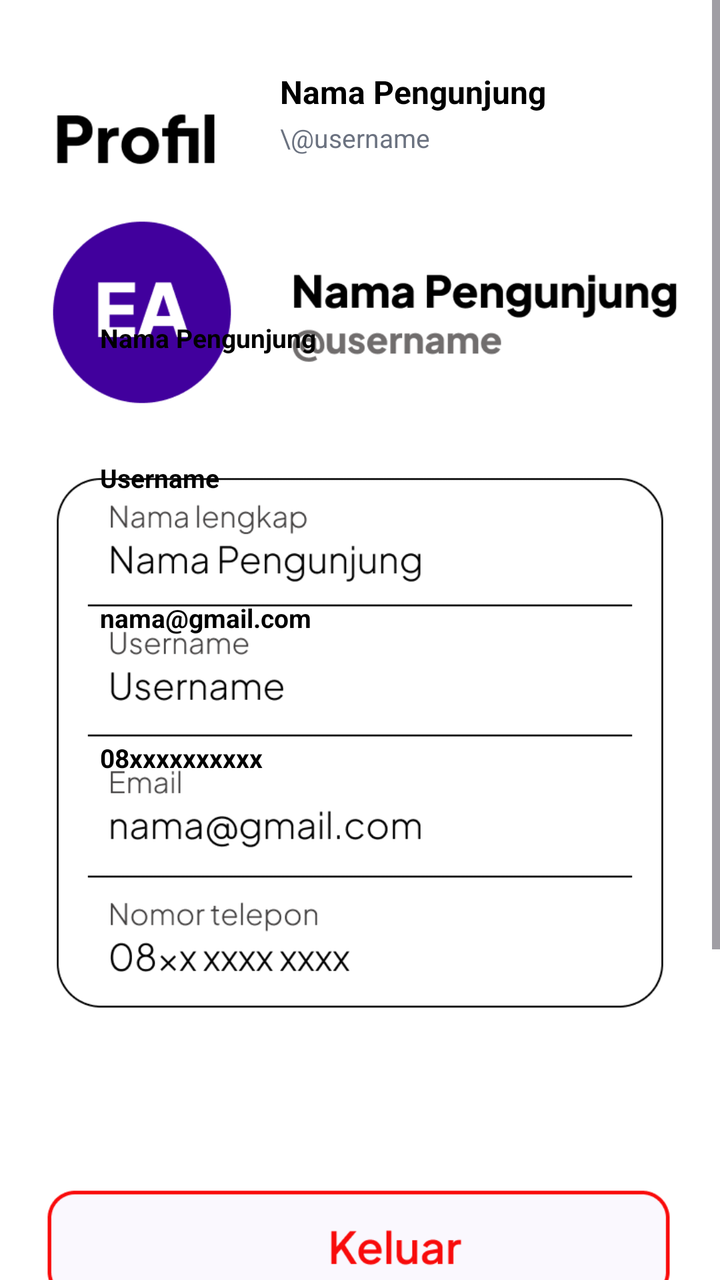
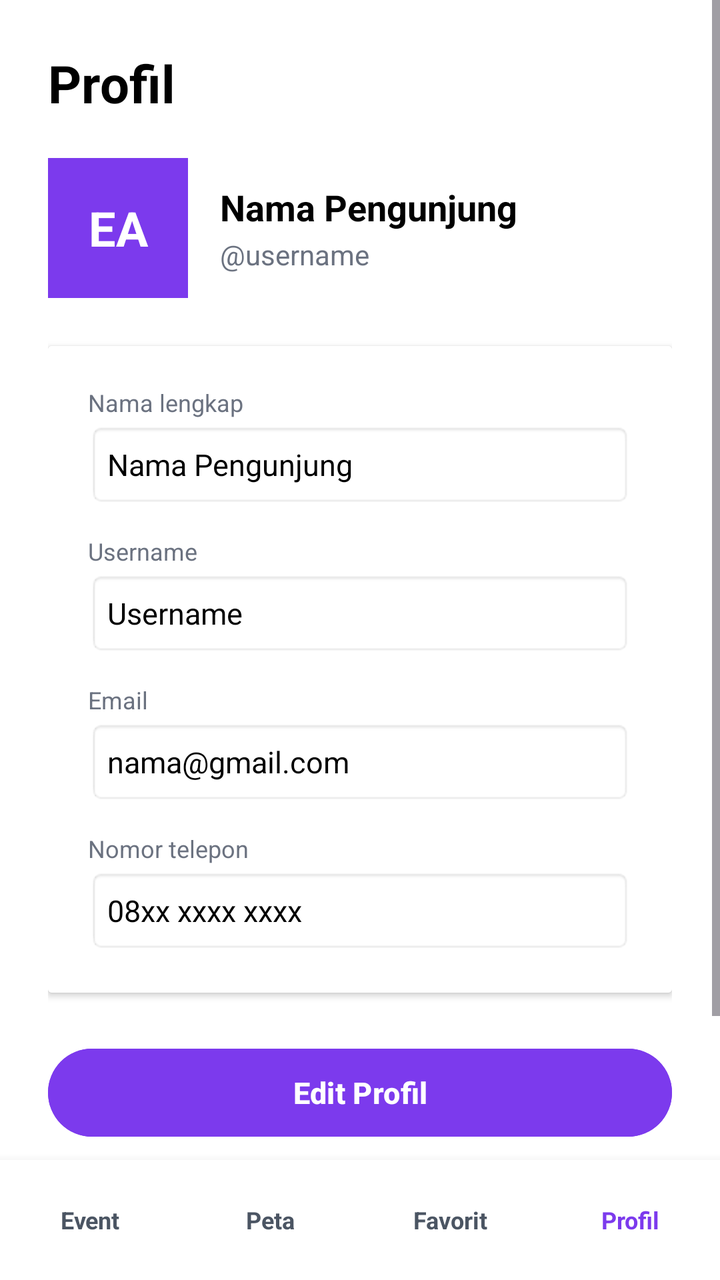

An Android layout rendered at two revisions. The XML below is the earlier revision; the diff shows what the commit changed to produce the second picture.
<!-- AndroidManifest.xml: application theme Theme.FestNav -->
<!-- res/layout/activity_profil.xml -->
<?xml version="1.0" encoding="utf-8"?>
<ScrollView
    xmlns:android="http://schemas.android.com/apk/res/android"
    xmlns:app="http://schemas.android.com/apk/res-auto"
    xmlns:tools="http://schemas.android.com/tools"
    android:layout_width="match_parent"
    android:layout_height="match_parent"
    android:fillViewport="true"
    android:scrollbars="vertical"
    android:background="#FFFFFF"
    tools:context=".Profil">

    <androidx.constraintlayout.widget.ConstraintLayout
        android:layout_width="match_parent"
        android:layout_height="wrap_content"
        android:paddingBottom="80dp">

        
        <ImageView
            android:id="@+id/imgBackgroundProfil"
            android:layout_width="0dp"
            android:layout_height="wrap_content"
            android:adjustViewBounds="true"
            android:scaleType="fitXY"
            android:src="@drawable/profil"
            app:layout_constraintTop_toTopOf="parent"
            app:layout_constraintStart_toStartOf="parent"
            app:layout_constraintEnd_toEndOf="parent" />

        
        <TextView
            android:id="@+id/tvNamaHeader"
            android:layout_width="0dp"
            android:layout_height="wrap_content"
            android:layout_marginStart="140dp"
            android:layout_marginEnd="28dp"
            android:layout_marginTop="35dp"
            android:text="Nama Pengunjung"
            android:textColor="#000000"
            android:textSize="16sp"
            android:textStyle="bold"
            app:layout_constraintTop_toTopOf="@id/imgBackgroundProfil"
            app:layout_constraintStart_toStartOf="parent"
            app:layout_constraintEnd_toEndOf="parent" />

        
        <TextView
            android:id="@+id/tvUsernameHeader"
            android:layout_width="0dp"
            android:layout_height="wrap_content"
            android:layout_marginStart="140dp"
            android:layout_marginEnd="28dp"
            android:layout_marginTop="60dp"
            android:text="\@username"
            android:textColor="#6B7280"
            android:textSize="13sp"
            app:layout_constraintTop_toTopOf="@id/imgBackgroundProfil"
            app:layout_constraintStart_toStartOf="parent"
            app:layout_constraintEnd_toEndOf="parent" />

        
        
        <TextView
            android:id="@+id/tvNamaLengkapVal"
            android:layout_width="0dp"
            android:layout_height="wrap_content"
            android:layout_marginStart="50dp"
            android:layout_marginEnd="50dp"
            android:layout_marginTop="160dp"
            android:text="Nama Pengunjung"
            android:textColor="#000000"
            android:textSize="13sp"
            android:textStyle="bold"
            app:layout_constraintTop_toTopOf="@id/imgBackgroundProfil"
            app:layout_constraintStart_toStartOf="parent"
            app:layout_constraintEnd_toEndOf="parent" />

        
        <TextView
            android:id="@+id/tvUsernameVal"
            android:layout_width="0dp"
            android:layout_height="wrap_content"
            android:layout_marginStart="50dp"
            android:layout_marginEnd="50dp"
            android:layout_marginTop="230dp"
            android:text="Username"
            android:textColor="#000000"
            android:textSize="13sp"
            android:textStyle="bold"
            app:layout_constraintTop_toTopOf="@id/imgBackgroundProfil"
            app:layout_constraintStart_toStartOf="parent"
            app:layout_constraintEnd_toEndOf="parent" />

        
        <TextView
            android:id="@+id/tvEmailVal"
            android:layout_width="0dp"
            android:layout_height="wrap_content"
            android:layout_marginStart="50dp"
            android:layout_marginEnd="50dp"
            android:layout_marginTop="300dp"
            android:text="nama@gmail.com"
            android:textColor="#000000"
            android:textSize="13sp"
            android:textStyle="bold"
            app:layout_constraintTop_toTopOf="@id/imgBackgroundProfil"
            app:layout_constraintStart_toStartOf="parent"
            app:layout_constraintEnd_toEndOf="parent" />

        
        <TextView
            android:id="@+id/tvTeleponVal"
            android:layout_width="0dp"
            android:layout_height="wrap_content"
            android:layout_marginStart="50dp"
            android:layout_marginEnd="50dp"
            android:layout_marginTop="370dp"
            android:text="08xxxxxxxxxx"
            android:textColor="#000000"
            android:textSize="13sp"
            android:textStyle="bold"
            app:layout_constraintTop_toTopOf="@id/imgBackgroundProfil"
            app:layout_constraintStart_toStartOf="parent"
            app:layout_constraintEnd_toEndOf="parent" />

        
        <View
            android:id="@+id/btnKeluar"
            android:layout_width="0dp"
            android:layout_height="48dp"
            android:layout_marginStart="36dp"
            android:layout_marginEnd="36dp"
            android:layout_marginTop="450dp"
            android:background="@android:color/transparent"
            app:layout_constraintTop_toTopOf="@id/imgBackgroundProfil"
            app:layout_constraintStart_toStartOf="parent"
            app:layout_constraintEnd_toEndOf="parent" />

        
        <View
            android:id="@+id/navEvent"
            android:layout_width="65dp"
            android:layout_height="50dp"
            android:layout_marginStart="30dp"
            android:layout_marginTop="530dp"
            android:background="@android:color/transparent"
            app:layout_constraintTop_toTopOf="@id/imgBackgroundProfil"
            app:layout_constraintStart_toStartOf="parent" />

        <View
            android:id="@+id/navPeta"
            android:layout_width="65dp"
            android:layout_height="50dp"
            android:layout_marginTop="530dp"
            android:background="@android:color/transparent"
            app:layout_constraintTop_toTopOf="@id/imgBackgroundProfil"
            app:layout_constraintStart_toEndOf="@id/navEvent"
            app:layout_constraintEnd_toStartOf="@id/navFavorit" />

        <View
            android:id="@+id/navFavorit"
            android:layout_width="65dp"
            android:layout_height="50dp"
            android:layout_marginTop="530dp"
            android:background="@android:color/transparent"
            app:layout_constraintTop_toTopOf="@id/imgBackgroundProfil"
            app:layout_constraintStart_toEndOf="@id/navPeta"
            app:layout_constraintEnd_toStartOf="@id/navProfil" />

        
        <View
            android:id="@+id/navProfil"
            android:layout_width="65dp"
            android:layout_height="50dp"
            android:layout_marginEnd="30dp"
            android:layout_marginTop="530dp"
            android:background="@android:color/transparent"
            app:layout_constraintTop_toTopOf="@id/imgBackgroundProfil"
            app:layout_constraintEnd_toEndOf="parent" />

    </androidx.constraintlayout.widget.ConstraintLayout>

</ScrollView>
<!-- resources referenced by this layout -->
<resources>
  <!-- drawable profil: png bitmap (drawable, 60302 bytes) -->
  <style name="Theme.FestNav" parent="Base.Theme.FestNav" />
  <style name="Base.Theme.FestNav" parent="Theme.Material3.DayNight.NoActionBar">
          
          
      </style>
</resources>

<!-- the commit's change to res/layout/activity_profil.xml (unified diff, before → after) -->
@@ -1,183 +1,277 @@
 <?xml version="1.0" encoding="utf-8"?>
-<ScrollView
+<RelativeLayout
     xmlns:android="http://schemas.android.com/apk/res/android"
-    xmlns:app="http://schemas.android.com/apk/res-auto"
     xmlns:tools="http://schemas.android.com/tools"
     android:layout_width="match_parent"
     android:layout_height="match_parent"
-    android:fillViewport="true"
-    android:scrollbars="vertical"
     android:background="#FFFFFF"
     tools:context=".Profil">
 
-    <androidx.constraintlayout.widget.ConstraintLayout
+    
+    <ScrollView
         android:layout_width="match_parent"
-        android:layout_height="wrap_content"
-        android:paddingBottom="80dp">
-
-        
-        <ImageView
-            android:id="@+id/imgBackgroundProfil"
-            android:layout_width="0dp"
+        android:layout_height="match_parent"
+        android:layout_above="@+id/bottomNavigation"
+        android:fillViewport="true">
+
+        <LinearLayout
+            android:layout_width="match_parent"
             android:layout_height="wrap_content"
-            android:adjustViewBounds="true"
-            android:scaleType="fitXY"
-            android:src="@drawable/profil"
-            app:layout_constraintTop_toTopOf="parent"
-            app:layout_constraintStart_toStartOf="parent"
-            app:layout_constraintEnd_toEndOf="parent" />
-
-        
-        <TextView
-            android:id="@+id/tvNamaHeader"
-            android:layout_width="0dp"
-            android:layout_height="wrap_content"
-            android:layout_marginStart="140dp"
-            android:layout_marginEnd="28dp"
-            android:layout_marginTop="35dp"
-            android:text="Nama Pengunjung"
-            android:textColor="#000000"
-            android:textSize="16sp"
-            android:textStyle="bold"
-            app:layout_constraintTop_toTopOf="@id/imgBackgroundProfil"
-            app:layout_constraintStart_toStartOf="parent"
-            app:layout_constraintEnd_toEndOf="parent" />
-
-        
-        <TextView
-            android:id="@+id/tvUsernameHeader"
-            android:layout_width="0dp"
-            android:layout_height="wrap_content"
-            android:layout_marginStart="140dp"
-            android:layout_marginEnd="28dp"
-            android:layout_marginTop="60dp"
-            android:text="\@username"
-            android:textColor="#6B7280"
-            android:textSize="13sp"
-            app:layout_constraintTop_toTopOf="@id/imgBackgroundProfil"
-            app:layout_constraintStart_toStartOf="parent"
-            app:layout_constraintEnd_toEndOf="parent" />
-
-        
-        
-        <TextView
-            android:id="@+id/tvNamaLengkapVal"
-            android:layout_width="0dp"
-            android:layout_height="wrap_content"
-            android:layout_marginStart="50dp"
-            android:layout_marginEnd="50dp"
-            android:layout_marginTop="160dp"
-            android:text="Nama Pengunjung"
-            android:textColor="#000000"
-            android:textSize="13sp"
-            android:textStyle="bold"
-            app:layout_constraintTop_toTopOf="@id/imgBackgroundProfil"
-            app:layout_constraintStart_toStartOf="parent"
-            app:layout_constraintEnd_toEndOf="parent" />
-
-        
-        <TextView
-            android:id="@+id/tvUsernameVal"
-            android:layout_width="0dp"
-            android:layout_height="wrap_content"
-            android:layout_marginStart="50dp"
-            android:layout_marginEnd="50dp"
-            android:layout_marginTop="230dp"
-            android:text="Username"
-            android:textColor="#000000"
-            android:textSize="13sp"
-            android:textStyle="bold"
-            app:layout_constraintTop_toTopOf="@id/imgBackgroundProfil"
-            app:layout_constraintStart_toStartOf="parent"
-            app:layout_constraintEnd_toEndOf="parent" />
-
-        
-        <TextView
-            android:id="@+id/tvEmailVal"
-            android:layout_width="0dp"
-            android:layout_height="wrap_content"
-            android:layout_marginStart="50dp"
-            android:layout_marginEnd="50dp"
-            android:layout_marginTop="300dp"
-            android:text="nama@gmail.com"
-            android:textColor="#000000"
-            android:textSize="13sp"
-            android:textStyle="bold"
-            app:layout_constraintTop_toTopOf="@id/imgBackgroundProfil"
-            app:layout_constraintStart_toStartOf="parent"
-            app:layout_constraintEnd_toEndOf="parent" />
-
-        
-        <TextView
-            android:id="@+id/tvTeleponVal"
-            android:layout_width="0dp"
-            android:layout_height="wrap_content"
-            android:layout_marginStart="50dp"
-            android:layout_marginEnd="50dp"
-            android:layout_marginTop="370dp"
-            android:text="08xxxxxxxxxx"
-            android:textColor="#000000"
-            android:textSize="13sp"
-            android:textStyle="bold"
-            app:layout_constraintTop_toTopOf="@id/imgBackgroundProfil"
-            app:layout_constraintStart_toStartOf="parent"
-            app:layout_constraintEnd_toEndOf="parent" />
-
-        
-        <View
-            android:id="@+id/btnKeluar"
-            android:layout_width="0dp"
-            android:layout_height="48dp"
-            android:layout_marginStart="36dp"
-            android:layout_marginEnd="36dp"
-            android:layout_marginTop="450dp"
-            android:background="@android:color/transparent"
-            app:layout_constraintTop_toTopOf="@id/imgBackgroundProfil"
-            app:layout_constraintStart_toStartOf="parent"
-            app:layout_constraintEnd_toEndOf="parent" />
-
-        
-        <View
+            android:orientation="vertical"
+            android:padding="24dp">
+
+            
+            <TextView
+                android:layout_width="match_parent"
+                android:layout_height="wrap_content"
+                android:text="Profil"
+                android:textSize="26sp"
+                android:textStyle="bold"
+                android:textColor="#000000"
+                android:layout_marginBottom="20dp"/>
+
+            
+            <LinearLayout
+                android:layout_width="match_parent"
+                android:layout_height="wrap_content"
+                android:orientation="horizontal"
+                android:gravity="center_vertical"
+                android:layout_marginBottom="24dp">
+
+                
+                <TextView
+                    android:id="@+id/tvAvatarInisial"
+                    android:layout_width="70dp"
+                    android:layout_height="70dp"
+                    android:text="EA"
+                    android:textSize="24sp"
+                    android:textStyle="bold"
+                    android:textColor="#FFFFFF"
+                    android:gravity="center"
+                    android:background="#7C3AED"
+                    android:layout_marginEnd="16dp"/>
+
+                
+                <LinearLayout
+                    android:layout_width="0dp"
+                    android:layout_height="wrap_content"
+                    android:layout_weight="1"
+                    android:orientation="vertical">
+
+                    <TextView
+                        android:id="@+id/tvNamaHeader"
+                        android:layout_width="match_parent"
+                        android:layout_height="wrap_content"
+                        android:text="Nama Pengunjung"
+                        android:textSize="18sp"
+                        android:textStyle="bold"
+                        android:textColor="#000000"
+                        android:layout_marginBottom="2dp"/>
+
+                    <TextView
+                        android:id="@+id/tvUsernameHeader"
+                        android:layout_width="match_parent"
+                        android:layout_height="wrap_content"
+                        android:text="@username"
+                        android:textSize="14sp"
+                        android:textColor="#6B7280"/>
+                </LinearLayout>
+            </LinearLayout>
+
+            
+            <androidx.cardview.widget.CardView
+                android:layout_width="match_parent"
+                android:layout_height="wrap_content"
+                android:layout_marginBottom="24dp"
+                android:radius="16dp"
+                android:elevation="2dp">
+
+                <LinearLayout
+                    android:layout_width="match_parent"
+                    android:layout_height="wrap_content"
+                    android:orientation="vertical"
+                    android:padding="20dp"
+                    android:background="#FFFFFF">
+
+                    
+                    <TextView
+                        android:layout_width="match_parent"
+                        android:layout_height="wrap_content"
+                        android:text="Nama lengkap"
+                        android:textSize="12sp"
+                        android:textColor="#6B7280"
+                        android:layout_marginBottom="2dp"/>
+
+                    <EditText
+                        android:id="@+id/etProfilNamaLengkap"
+                        android:layout_width="match_parent"
+                        android:layout_height="42dp"
+                        android:text="Nama Pengunjung"
+                        android:textSize="15sp"
+                        android:textColor="#000000"
+                        android:enabled="false"
+                        android:inputType="textPersonName"
+                        android:autofillHints="name"
+                        android:background="@android:drawable/editbox_background_normal"
+                        android:layout_marginBottom="14dp"/>
+
+                    
+                    <TextView
+                        android:layout_width="match_parent"
+                        android:layout_height="wrap_content"
+                        android:text="Username"
+                        android:textSize="12sp"
+                        android:textColor="#6B7280"
+                        android:layout_marginBottom="2dp"/>
+
+                    <EditText
+                        android:id="@+id/etProfilUsername"
+                        android:layout_width="match_parent"
+                        android:layout_height="42dp"
+                        android:text="Username"
+                        android:textSize="15sp"
+                        android:textColor="#000000"
+                        android:enabled="false"
+                        android:inputType="text"
+                        android:autofillHints="username"
+                        android:background="@android:drawable/editbox_background_normal"
+                        android:layout_marginBottom="14dp"/>
+
+                    
+                    <TextView
+                        android:layout_width="match_parent"
+                        android:layout_height="wrap_content"
+                        android:text="Email"
+                        android:textSize="12sp"
+                        android:textColor="#6B7280"
+                        android:layout_marginBottom="2dp"/>
+
+                    <EditText
+                        android:id="@+id/etProfilEmail"
+                        android:layout_width="match_parent"
+                        android:layout_height="42dp"
+                        android:text="nama@gmail.com"
+                        android:textSize="15sp"
+                        android:textColor="#000000"
+                        android:enabled="false"
+                        android:inputType="textEmailAddress"
+                        android:autofillHints="emailAddress"
+                        android:background="@android:drawable/editbox_background_normal"
+                        android:layout_marginBottom="14dp"/>
+
+                    
+                    <TextView
+                        android:layout_width="match_parent"
+                        android:layout_height="wrap_content"
+                        android:text="Nomor telepon"
+                        android:textSize="12sp"
+                        android:textColor="#6B7280"
+                        android:layout_marginBottom="2dp"/>
+
+                    <EditText
+                        android:id="@+id/etProfilTelepon"
+                        android:layout_width="match_parent"
+                        android:layout_height="42dp"
+                        android:text="08xx xxxx xxxx"
+                        android:textSize="15sp"
+                        android:textColor="#000000"
+                        android:enabled="false"
+                        android:inputType="phone"
+                        android:autofillHints="phone"
+                        android:background="@android:drawable/editbox_background_normal"/>
+
+                </LinearLayout>
+            </androidx.cardview.widget.CardView>
+
+            
+            <Button
+                android:id="@+id/btnEditSimpanProfil"
+                android:layout_width="match_parent"
+                android:layout_height="52dp"
+                android:backgroundTint="#7C3AED"
+                android:text="Edit Profil"
+                android:textColor="#FFFFFF"
+                android:textSize="15sp"
+                android:textStyle="bold"
+                android:layout_marginBottom="14dp"/>
+
+            
+            <Button
+                android:id="@+id/btnKeluar"
+                android:layout_width="match_parent"
+                android:layout_height="52dp"
+                android:backgroundTint="#FFFFFF"
+                android:text="Keluar"
+                android:textColor="#EF4444"
+                android:textSize="15sp"
+                android:textStyle="bold"
+                android:stateListAnimator="@null"
+                android:elevation="0dp"
+                style="?android:attr/buttonStyleSmall"/>
+
+        </LinearLayout>
+    </ScrollView>
+
+    
+    <LinearLayout
+        android:id="@+id/bottomNavigation"
+        android:layout_width="match_parent"
+        android:layout_height="60dp"
+        android:layout_alignParentBottom="true"
+        android:orientation="horizontal"
+        android:background="#FFFFFF"
+        android:elevation="8dp"
+        android:weightSum="4"
+        android:gravity="center">
+
+        
+        <TextView
             android:id="@+id/navEvent"
-            android:layout_width="65dp"
-            android:layout_height="50dp"
-            android:layout_marginStart="30dp"
-            android:layout_marginTop="530dp"
-            android:background="@android:color/transparent"
-            app:layout_constraintTop_toTopOf="@id/imgBackgroundProfil"
-            app:layout_constraintStart_toStartOf="parent" />
-
-        <View
+            android:layout_width="0dp"
+            android:layout_height="match_parent"
+            android:layout_weight="1"
+            android:text="Event"
+            android:gravity="center"
+            android:textSize="12sp"
+            android:textColor="#4B5563"
+            android:textStyle="bold"/>
+
+        
+        <TextView
             android:id="@+id/navPeta"
-            android:layout_width="65dp"
-            android:layout_height="50dp"
-            android:layout_marginTop="530dp"
-            android:background="@android:color/transparent"
-            app:layout_constraintTop_toTopOf="@id/imgBackgroundProfil"
-            app:layout_constraintStart_toEndOf="@id/navEvent"
-            app:layout_constraintEnd_toStartOf="@id/navFavorit" />
-
-        <View
+            android:layout_width="0dp"
+            android:layout_height="match_parent"
+            android:layout_weight="1"
+            android:text="Peta"
+            android:gravity="center"
+            android:textSize="12sp"
+            android:textColor="#4B5563"
+            android:textStyle="bold"/>
+
+        
+        <TextView
             android:id="@+id/navFavorit"
-            android:layout_width="65dp"
-            android:layout_height="50dp"
-            android:layout_marginTop="530dp"
-            android:background="@android:color/transparent"
-            app:layout_constraintTop_toTopOf="@id/imgBackgroundProfil"
-            app:layout_constraintStart_toEndOf="@id/navPeta"
-            app:layout_constraintEnd_toStartOf="@id/navProfil" />
-
-        
-        <View
+            android:layout_width="0dp"
+            android:layout_height="match_parent"
+            android:layout_weight="1"
+            android:text="Favorit"
+            android:gravity="center"
+            android:textSize="12sp"
+            android:textColor="#4B5563"
+            android:textStyle="bold"/>
+
+        
+        <TextView
             android:id="@+id/navProfil"
-            android:layout_width="65dp"
-            android:layout_height="50dp"
-            android:layout_marginEnd="30dp"
-            android:layout_marginTop="530dp"
-            android:background="@android:color/transparent"
-            app:layout_constraintTop_toTopOf="@id/imgBackgroundProfil"
-            app:layout_constraintEnd_toEndOf="parent" />
-
-    </androidx.constraintlayout.widget.ConstraintLayout>
-
-</ScrollView>
+            android:layout_width="0dp"
+            android:layout_height="match_parent"
+            android:layout_weight="1"
+            android:text="Profil"
+            android:gravity="center"
+            android:textSize="12sp"
+            android:textColor="#7C3AED"
+            android:textStyle="bold"/>
+
+    </LinearLayout>
+
+</RelativeLayout>
<!-- resource entries referenced after the edit -->
@@ -1,6 +1,5 @@
 <!-- resources referenced by this layout -->
 <resources>
-  <!-- drawable profil: png bitmap (drawable, 60302 bytes) -->
   <style name="Theme.FestNav" parent="Base.Theme.FestNav" />
   <style name="Base.Theme.FestNav" parent="Theme.Material3.DayNight.NoActionBar">
           
